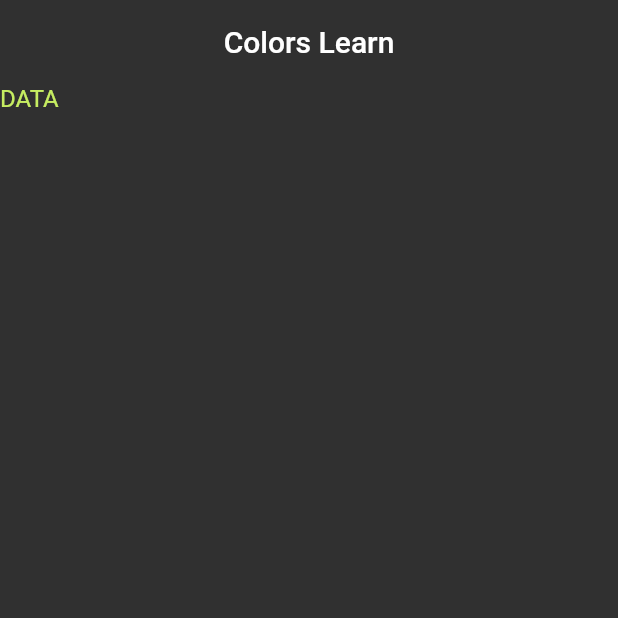
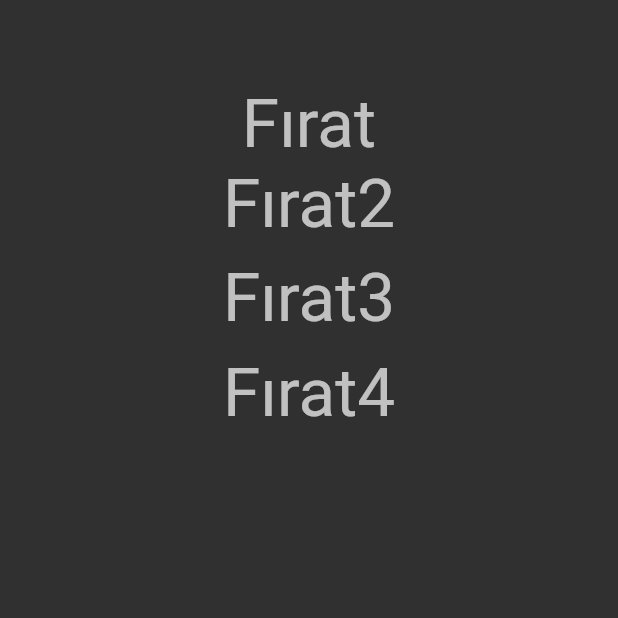
Before and after one commit to FrtSkr/flutter-full-learn, a Flutter app: the screen it shows after launch, on a phone screen of 412 x 824 dp, the top half of it. Run offline on Flutter 3.47's test engine with Material 2 defaults, Android fonts, the phone set to English and light mode, and no system bars.

Commit message:
StatelessWidget

```diff
--- /dev/null
+++ b/lib/101/stateless_learn.dart
@@ -0,0 +1,54 @@
+import 'package:flutter/material.dart';
+
+/* Herhangi bir data işleminin yapılmayacağı sadece ekran tasarımını yapılacağı vakit kullanılan widget türü, statelessWidget'tır.
+Durum tabiki yapmaz.*/
+class StatelessLearn extends StatelessWidget {
+  @override
+  Widget build(BuildContext context) {
+    return Scaffold(
+      appBar: AppBar(),
+      body: Column(
+        children: [
+          const TitleTextWidget(text: "Fırat"),
+          const TitleTextWidget(text: "Fırat2"),
+          _emptyBox(),
+          const TitleTextWidget(text: "Fırat3"),
+          _emptyBox(),
+          const TitleTextWidget(text: "Fırat4"),
+          const _CustomerContainer(),
+        ],
+      ),
+    );
+  }
+
+  SizedBox _emptyBox() => const SizedBox(
+        height: 10,
+      );
+}
+
+class _CustomerContainer extends StatelessWidget {
+  const _CustomerContainer({Key? key}) : super(key: key);
+
+  @override
+  Widget build(BuildContext context) {
+    return Container(
+      decoration: BoxDecoration(
+        borderRadius: BorderRadius.circular(20),
+        color: Colors.red,
+      ),
+    );
+  }
+}
+
+class TitleTextWidget extends StatelessWidget {
+  const TitleTextWidget({Key? key, required this.text}) : super(key: key);
+  final String text;
+
+  @override
+  Widget build(BuildContext context) {
+    return Text(
+      text,
+      style: Theme.of(context).textTheme.headline3,
+    );
+  }
+}
--- a/lib/main.dart
+++ b/lib/main.dart
@@ -2,6 +2,7 @@ import 'package:flutter/material.dart';
 import 'package:flutter/services.dart';
 import 'package:flutter_full_learn/101/color_learn.dart';
 import 'package:flutter_full_learn/101/icon_learn.dart';
+import 'package:flutter_full_learn/101/stateless_learn.dart';
 
 void main() {
   // Proje burada başlar ama proje şeması MaterialApp de çizilir ve proje
@@ -31,7 +32,7 @@ class MyApp extends StatelessWidget {
             backgroundColor: Colors.transparent,
             elevation: 0,
           )),
-      home: const ColorLearn(),
+      home: StatelessLearn(),
     );
   }
 }
```
